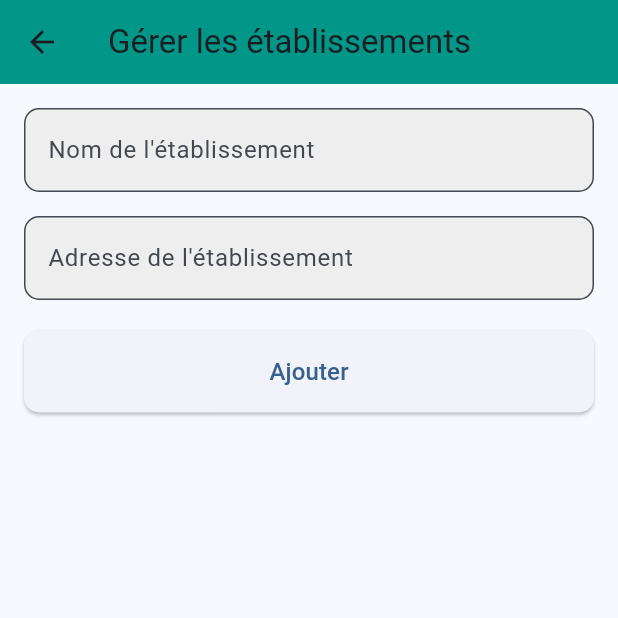
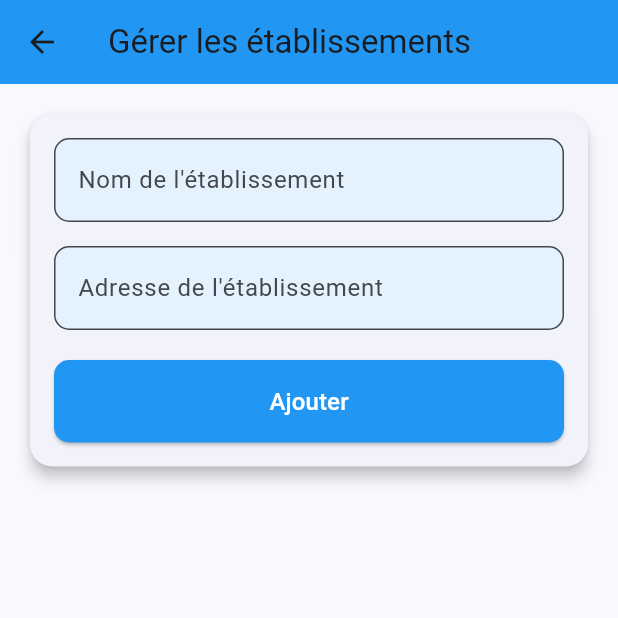
Before and after one commit to ThRedMat/flutter-M2, a Flutter app: the ManageEstablishmentsPage screen opened directly, on a phone screen of 412 x 824 dp, the top half of it. Run offline on Flutter 3.47's test engine with Material 3 defaults, Android fonts, the phone set to English and light mode, and no system bars; our stand-ins replace camera, cloud_firestore, firebase_auth, firebase_core; accounts and stored records are empty.

Commit message:
front style

```diff
--- a/lib/manage_establishments.dart
+++ b/lib/manage_establishments.dart
@@ -97,13 +97,20 @@ class _ManageEstablishmentsPageState extends State<ManageEstablishmentsPage> {
     return Scaffold(
       appBar: AppBar(
         title: Text('Gérer les établissements'),
-        backgroundColor: Colors.teal,
+        backgroundColor: Colors.blue,
       ),
       body: Padding(
         padding: EdgeInsets.all(16.0),
         child: Column(
           children: [
-            Form(
+            Card(
+              elevation: 4,
+              shape: RoundedRectangleBorder(
+                borderRadius: BorderRadius.circular(15),
+              ),
+              child: Padding(
+                padding: const EdgeInsets.all(16.0),
+                child: Form(
                   key: _formKey,
                   child: Column(
                     children: [
@@ -114,7 +121,7 @@ class _ManageEstablishmentsPageState extends State<ManageEstablishmentsPage> {
                             borderRadius: BorderRadius.circular(10.0),
                           ),
                           filled: true,
-                      fillColor: Colors.grey[200],
+                          fillColor: Colors.blue[50],
                         ),
                         validator: (value) {
                           if (value == null || value.isEmpty) {
@@ -135,7 +142,7 @@ class _ManageEstablishmentsPageState extends State<ManageEstablishmentsPage> {
                             borderRadius: BorderRadius.circular(10.0),
                           ),
                           filled: true,
-                      fillColor: Colors.grey[200],
+                          fillColor: Colors.blue[50],
                         ),
                         validator: (value) {
                           if (value == null || value.isEmpty) {
@@ -152,9 +159,11 @@ class _ManageEstablishmentsPageState extends State<ManageEstablishmentsPage> {
                       SizedBox(
                         width: double.infinity,
                         child: ElevatedButton(
-                      onPressed:
-                          _isEditing ? _editEstablishment : _addEstablishment,
+                          onPressed: _isEditing
+                              ? _editEstablishment
+                              : _addEstablishment,
                           style: ElevatedButton.styleFrom(
+                            primary: Colors.blue,
                             shape: RoundedRectangleBorder(
                               borderRadius: BorderRadius.circular(10.0),
                             ),
@@ -162,11 +171,13 @@ class _ManageEstablishmentsPageState extends State<ManageEstablishmentsPage> {
                           ),
                           child: Text(
                             _isEditing ? 'Mettre à jour' : 'Ajouter',
-                        style: TextStyle(fontSize: 16),
+                            style: TextStyle(fontSize: 16, color: Colors.white),
                           ),
                         ),
                       ),
                     ],
+                  ),
+                ),
               ),
             ),
             SizedBox(height: 20),
@@ -181,7 +192,8 @@ class _ManageEstablishmentsPageState extends State<ManageEstablishmentsPage> {
                   }
                   if (snapshot.connectionState == ConnectionState.waiting) {
                     return const Center(
-                        child: CircularProgressIndicator(color: Colors.teal));
+                      child: CircularProgressIndicator(color: Colors.blue),
+                    );
                   }
                   final data = snapshot.requireData;
 
@@ -191,14 +203,28 @@ class _ManageEstablishmentsPageState extends State<ManageEstablishmentsPage> {
                       final establishment = data.docs[index];
                       return Card(
                         margin: EdgeInsets.symmetric(vertical: 8.0),
+                        elevation: 4,
+                        shape: RoundedRectangleBorder(
+                          borderRadius: BorderRadius.circular(15),
+                        ),
                         child: ListTile(
-                          title: Text(establishment['name']),
+                          contentPadding: EdgeInsets.symmetric(
+                            horizontal: 16.0,
+                            vertical: 8.0,
+                          ),
+                          title: Text(
+                            establishment['name'],
+                            style: TextStyle(
+                              fontWeight: FontWeight.bold,
+                              fontSize: 18,
+                            ),
+                          ),
                           subtitle: Text(establishment['address']),
                           trailing: Row(
                             mainAxisSize: MainAxisSize.min,
                             children: [
                               IconButton(
-                                icon: Icon(Icons.edit, color: Colors.teal),
+                                icon: Icon(Icons.edit, color: Colors.blue),
                                 onPressed: () {
                                   _startEditing(
                                     establishment.id,
```
Lines whose indentation alone changed are shown as unchanged.
